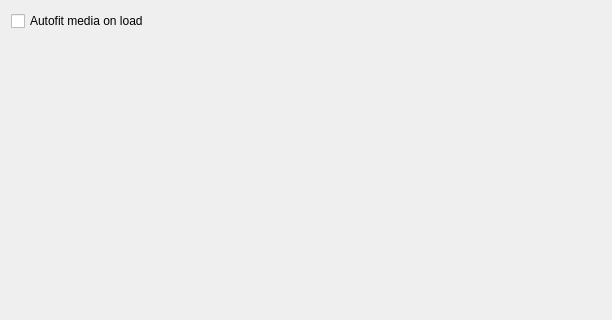
ripose-jp/Memento, file src/gui/widgets/settings/behaviorsettings.ui: the form before one commit; both pictures show x 0 to 612 and y 0 to 320 of the 612 by 538 pixel window.
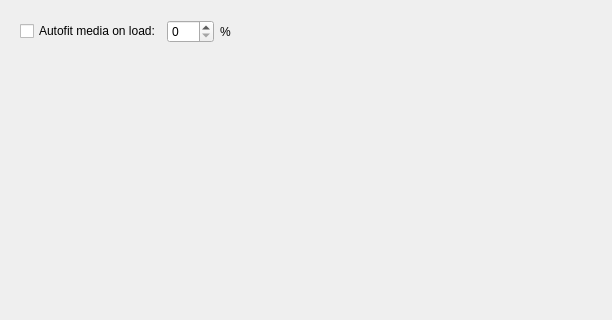
The form after the commit.

Commit message:
mainwindow: replaces autofit code
Replaces the autofit code with Baka-Mplayer's because it's simply not as
buggy. Also adds autofit percent to the settings.

Diff of the .ui file:
```diff
--- a/src/gui/widgets/settings/behaviorsettings.ui
+++ b/src/gui/widgets/settings/behaviorsettings.ui
@@ -31,28 +31,57 @@
         <height>482</height>
        </rect>
       </property>
-      <layout class="QVBoxLayout" name="layoutScrollArea">
-       <property name="leftMargin">
-        <number>0</number>
-       </property>
-       <property name="topMargin">
-        <number>0</number>
-       </property>
-       <property name="rightMargin">
-        <number>0</number>
-       </property>
-       <property name="bottomMargin">
-        <number>0</number>
-       </property>
+      <layout class="QVBoxLayout" name="verticalLayout">
        <item>
-        <widget class="QCheckBox" name="checkAutofit">
-         <property name="toolTip">
-          <string>If the player is in windowed mode, the window will be resized to fit the content.</string>
-         </property>
-         <property name="text">
-          <string>Autofit media on load</string>
-         </property>
-        </widget>
+        <layout class="QHBoxLayout" name="horizontalLayout">
+         <item alignment="Qt::AlignLeft">
+          <widget class="QCheckBox" name="checkAutofit">
+           <property name="toolTip">
+            <string>If the player is in windowed mode, the window will be resized to fit the content.</string>
+           </property>
+           <property name="text">
+            <string>Autofit media on load:</string>
+           </property>
+          </widget>
+         </item>
+         <item alignment="Qt::AlignLeft">
+          <widget class="QSpinBox" name="spinAutofit">
+           <property name="sizePolicy">
+            <sizepolicy hsizetype="Fixed" vsizetype="Fixed">
+             <horstretch>0</horstretch>
+             <verstretch>0</verstretch>
+            </sizepolicy>
+           </property>
+           <property name="toolTip">
+            <string>The percentage to scale video dimensions by.
+A value of 0% will fit to media to the window size instead.</string>
+           </property>
+           <property name="maximum">
+            <number>200</number>
+           </property>
+          </widget>
+         </item>
+         <item alignment="Qt::AlignLeft">
+          <widget class="QLabel" name="labelAutofitPercent">
+           <property name="text">
+            <string>%</string>
+           </property>
+          </widget>
+         </item>
+         <item>
+          <spacer name="spacerAutofit">
+           <property name="orientation">
+            <enum>Qt::Horizontal</enum>
+           </property>
+           <property name="sizeHint" stdset="0">
+            <size>
+             <width>40</width>
+             <height>20</height>
+            </size>
+           </property>
+          </spacer>
+         </item>
+        </layout>
        </item>
        <item>
         <spacer name="verticalSpacer">
```
The commit also changes 6 other files.
